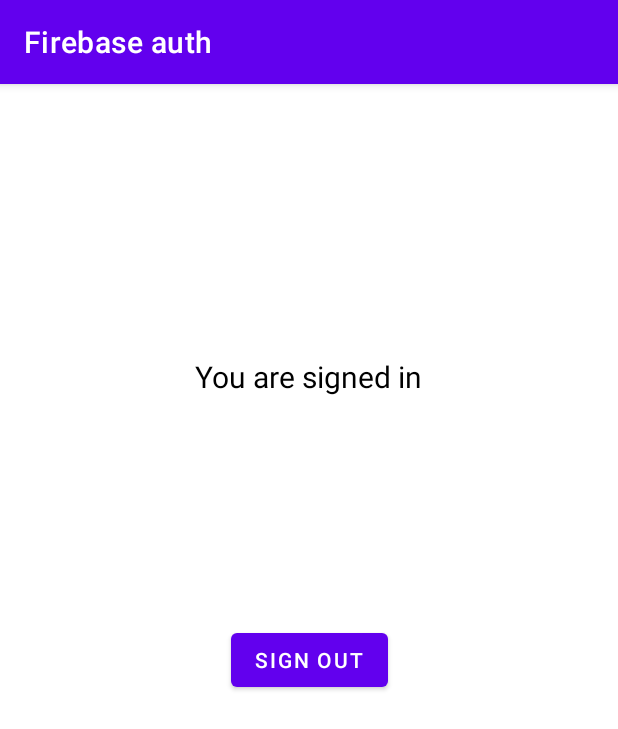
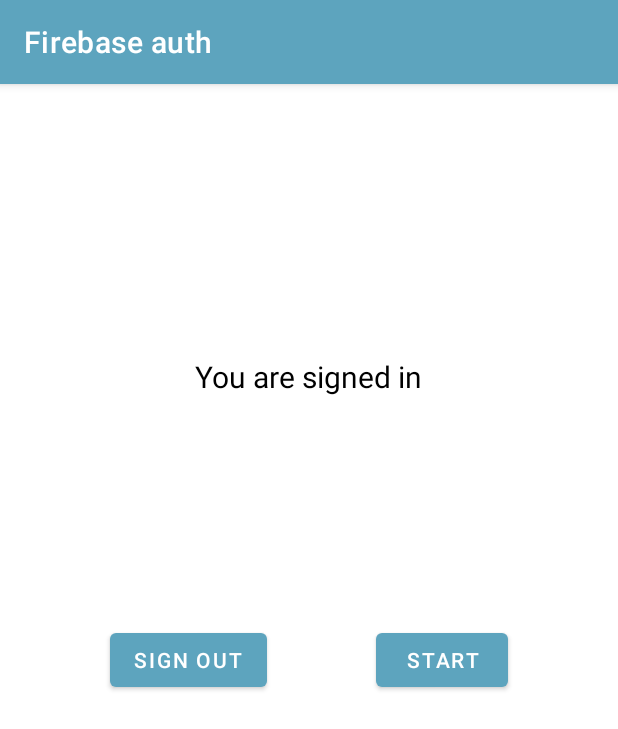
Before and after one commit to HayeonLee88/Guru2, an Android app: the screen it shows after launch once a user with an empty profile is signed in (HomeActivity), on a phone screen of 412 x 824 dp. Shown: the top 729 px of the screen. Run offline under Robolectric (Android 15) with nearby library versions, the phone set to English and light mode, and no system bars; our stand-ins replace Firebase (no records; nobody signed in at launch, a user with empty details on screens opened directly).

Commit message:
start button

```diff
--- a/app/src/main/java/com/android/firebaseauth/views/HomeActivity.kt
+++ b/app/src/main/java/com/android/firebaseauth/views/HomeActivity.kt
@@ -31,5 +31,13 @@
             Toast.makeText(this, "로그아웃", Toast.LENGTH_SHORT).show()
             finish()
         }
+
+        //시작 버튼
+        btnStart.setOnClickListener {
+            //시작 화면으로 유정님이 바꿔주세요!
+            startActivity(Intent(this, SignInActivity::class.java))
+            Toast.makeText(this, "로그아웃", Toast.LENGTH_SHORT).show()
+            finish()
+        }
     }
 }
--- a/app/src/main/res/layout/activity_home.xml
+++ b/app/src/main/res/layout/activity_home.xml
@@ -24,7 +24,19 @@
         android:layout_height="wrap_content"
         android:text="@string/sign_out"
         app:layout_constraintBottom_toBottomOf="parent"
-        app:layout_constraintEnd_toEndOf="parent"
+        app:layout_constraintEnd_toStartOf="@+id/btnStart"
+        app:layout_constraintHorizontal_bias="0.5"
         app:layout_constraintStart_toStartOf="parent"
         app:layout_constraintTop_toTopOf="parent" />
+
+    <Button
+        android:id="@+id/btnStart"
+        android:layout_width="wrap_content"
+        android:layout_height="wrap_content"
+        android:text="@string/start"
+        app:layout_constraintBottom_toBottomOf="parent"
+        app:layout_constraintEnd_toEndOf="parent"
+        app:layout_constraintHorizontal_bias="0.5"
+        app:layout_constraintStart_toEndOf="@+id/btnSignOut"
+        app:layout_constraintTop_toTopOf="parent" />
 </androidx.constraintlayout.widget.ConstraintLayout>
--- a/app/src/main/res/values/strings.xml
+++ b/app/src/main/res/values/strings.xml
@@ -8,6 +8,7 @@
     <string name="create_account">Create account</string>
     <string name="reset_password">Reset password</string>
     <string name="you_are_signed_in">You are signed in</string>
+    <string name="start">Start</string>
     <string name="sign_up">Sign up</string>
     <string name="sign_out">Sign out</string>
 </resources>
--- a/app/src/main/res/values/themes.xml
+++ b/app/src/main/res/values/themes.xml
@@ -2,8 +2,8 @@
     <!-- Base application theme. -->
     <style name="Theme.FirebaseAuth" parent="Theme.MaterialComponents.DayNight.DarkActionBar">
         <!-- Primary brand color. -->
-        <item name="colorPrimary">@color/purple_500</item>
-        <item name="colorPrimaryVariant">@color/purple_700</item>
+        <item name="colorPrimary">#5DA4BE</item>
+        <item name="colorPrimaryVariant">#A1CDE1</item>
         <item name="colorOnPrimary">@color/white</item>
         <!-- Secondary brand color. -->
         <item name="colorSecondary">@color/teal_200</item>
```
Also changed, not shown: 1 other file.
